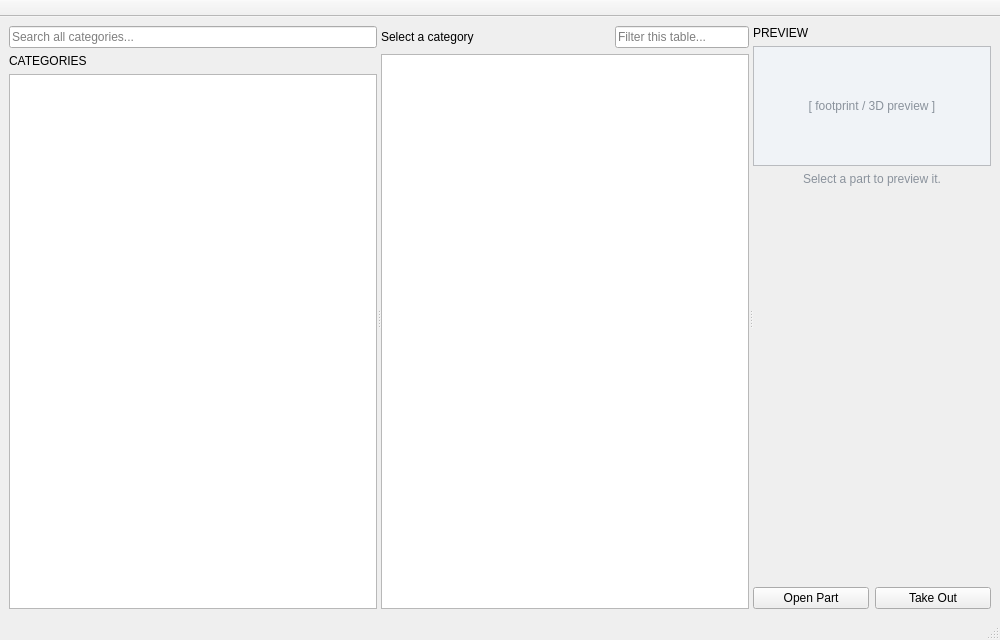
The window that examples/PartManagerApp/src/ui/PartManager_MainWindow.ui (KROIA/PartManager) describes before a commit, drawn with Qt 5.
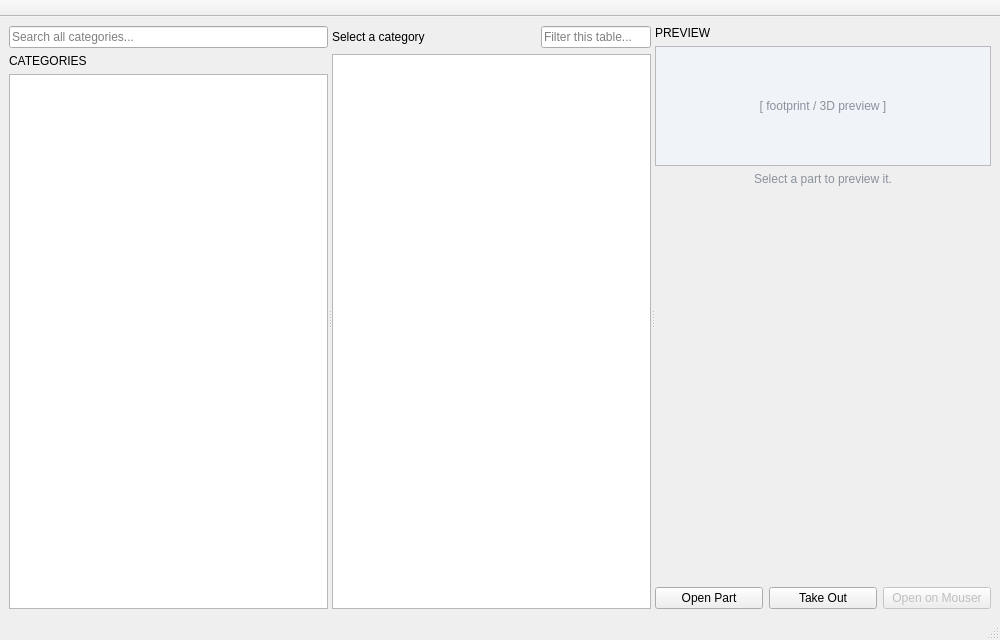
The same window after the commit.

Commit message: make the mouser part number editable, and ship german

The edit to the form file:
```diff
--- a/examples/PartManagerApp/src/ui/PartManager_MainWindow.ui
+++ b/examples/PartManagerApp/src/ui/PartManager_MainWindow.ui
@@ -313,6 +313,19 @@
             </property>
            </widget>
           </item>
+          <item>
+           <widget class="QPushButton" name="previewMouserButton">
+            <property name="text">
+             <string>Open on Mouser</string>
+            </property>
+            <property name="enabled">
+             <bool>false</bool>
+            </property>
+            <property name="toolTip">
+             <string>Opens this part's page on mouser.com. Needs a Mouser P/N, which you can set in the part editor.</string>
+            </property>
+           </widget>
+          </item>
          </layout>
         </item>
        </layout>
```
The commit also changes 16 other files.
